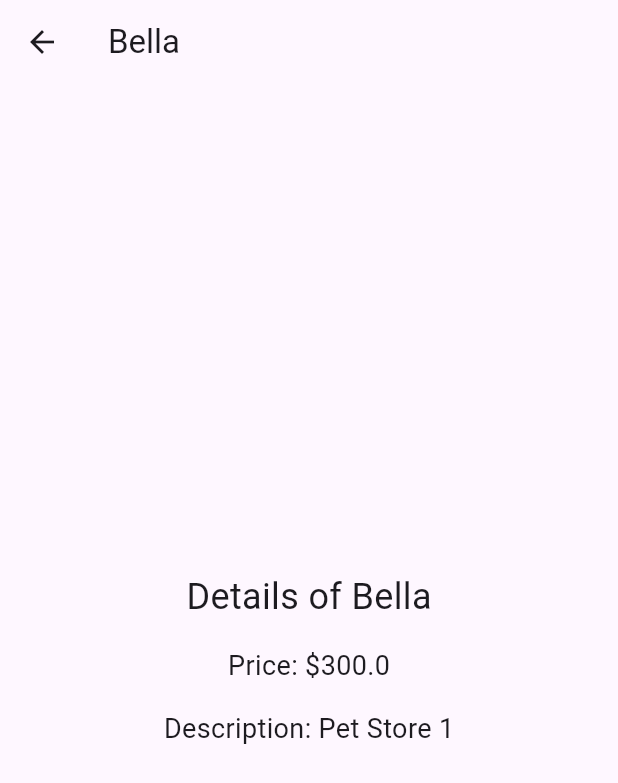
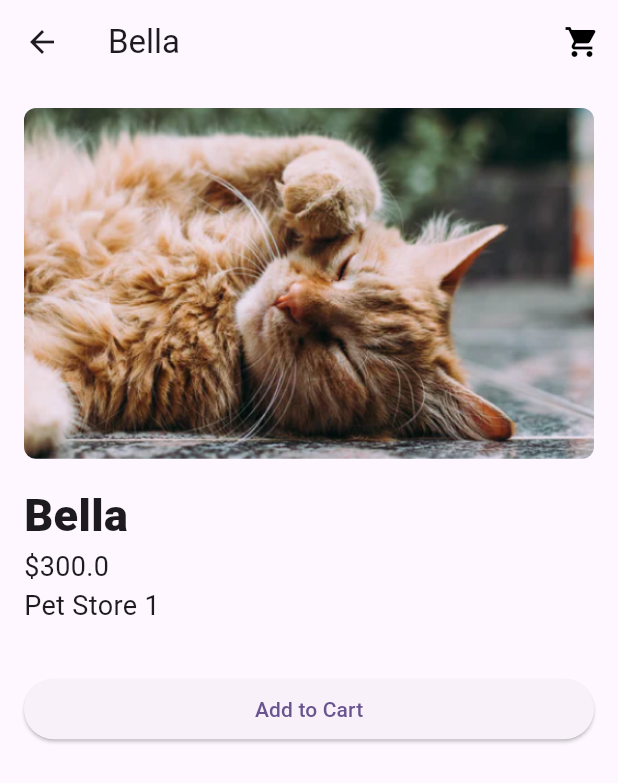
Before and after one commit to Justin-Bolivar/flutter_pet_shop, a Flutter app: the DetailsPage screen opened directly with sample values from the repository, on a phone screen of 412 x 824 dp. Shown: the top 783 px of the screen. Run offline on Flutter 3.47's test engine with Material 3 defaults, Android fonts, the phone set to English and light mode, and no system bars.

Commit message:
added the cart on deails page

```diff
--- a/lib/providers/details_prrovider.dart
+++ /dev/null
@@ -1,18 +0,0 @@
-import 'package:flutter/material.dart';
-import 'package:flutter_pet_shop/const.dart';
-
-class DetailProvider extends ChangeNotifier {
-  Pets? _selectedPet;
-
-  Pets? get selectedPet => _selectedPet;
-
-  void selectPet(Pets pet) {
-    _selectedPet = pet;
-    notifyListeners();
-  }
-
-  void clearSelection() {
-    _selectedPet = null;
-    notifyListeners();
-  }
-}
--- a/lib/screens/details_screen.dart
+++ b/lib/screens/details_screen.dart
@@ -1,5 +1,7 @@
 import 'package:flutter/material.dart';
 import 'package:flutter_pet_shop/const.dart';
+import 'package:flutter_pet_shop/providers/cart_provider.dart';
+import 'package:provider/provider.dart';
 
 class DetailsPage extends StatelessWidget {
   const DetailsPage({super.key, required this.pets});
@@ -8,29 +10,75 @@ class DetailsPage extends StatelessWidget {
 
   @override
   Widget build(BuildContext context) {
-    return Scaffold(
+    return ChangeNotifierProvider.value(
+      value: Provider.of<CartProvider>(context),
+      child: Scaffold(
         appBar: AppBar(
           title: Text(pets.name),
+          actions: [
+            IconButton(
+              onPressed: () {
+                Navigator.pushNamed(context, "/cart");
+              },
+              icon: const Icon(
+                Icons.shopping_cart,
+                color: Colors.black,
               ),
-      body: Center(
+            ),
+          ],
+        ),
+        body: SingleChildScrollView(
           child: Column(
-          mainAxisAlignment: MainAxisAlignment.center,
+            crossAxisAlignment: CrossAxisAlignment.stretch,
             children: <Widget>[
-            Text(
-              'Details of ${pets.name}',
-              style: const TextStyle(fontSize: 24),
+              Padding(
+                padding: const EdgeInsets.all(16.0),
+                child: ClipRRect(
+                  borderRadius: BorderRadius.circular(8.0),
+                  child: Image.asset(
+                    'assets/${pets.image}',
+                    fit: BoxFit.cover,
+                  ),
+                ),
+              ),
+              Padding(
+                padding: const EdgeInsets.symmetric(horizontal: 16.0),
+                child: Text(
+                  '${pets.name}',
+                  style: const TextStyle(
+                    fontSize: 30.0,
+                    fontWeight: FontWeight.w900,
+                  ),
+                ),
+              ),
+              Padding(
+                padding: const EdgeInsets.symmetric(horizontal: 16.0),
+                child: Text(
+                  '\$${pets.price}',
+                  style: const TextStyle(fontSize: 18.0),
+                ),
+              ),
+              Padding(
+                padding: const EdgeInsets.symmetric(horizontal: 16.0),
+                child: Text(
+                  '${pets.store}',
+                  style: const TextStyle(fontSize: 18.0),
+                ),
               ),
               const SizedBox(height: 16),
-            Text(
-              'Price: \$${pets.price}',
-              style: const TextStyle(fontSize: 18),
+              Padding(
+                padding: const EdgeInsets.all(16.0),
+                child: ElevatedButton(
+                  onPressed: () {
+                    final cartProvider =
+                        Provider.of<CartProvider>(context, listen: false);
+                    cartProvider.add(pets);
+                  },
+                  child: const Text('Add to Cart'),
                 ),
-            const SizedBox(height: 16),
-            Text(
-              'Description: ${pets.store}',
-              style: const TextStyle(fontSize: 18),
               ),
             ],
+          ),
         ),
       ),
     );
```
Lines whose indentation alone changed are shown as unchanged.
